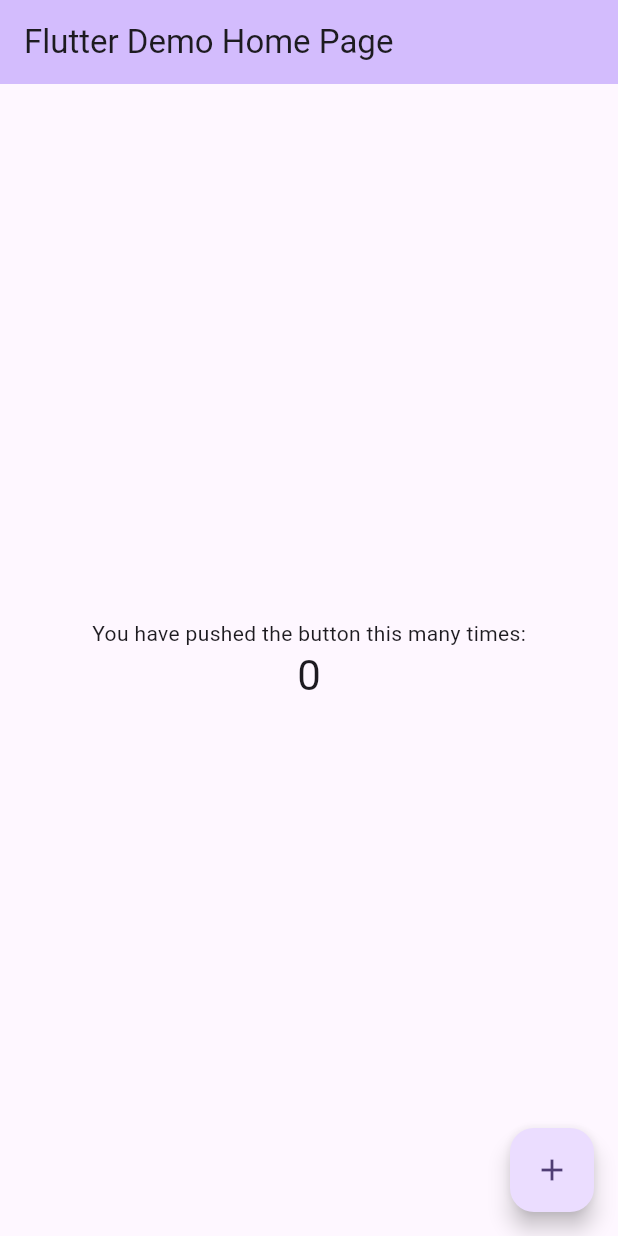
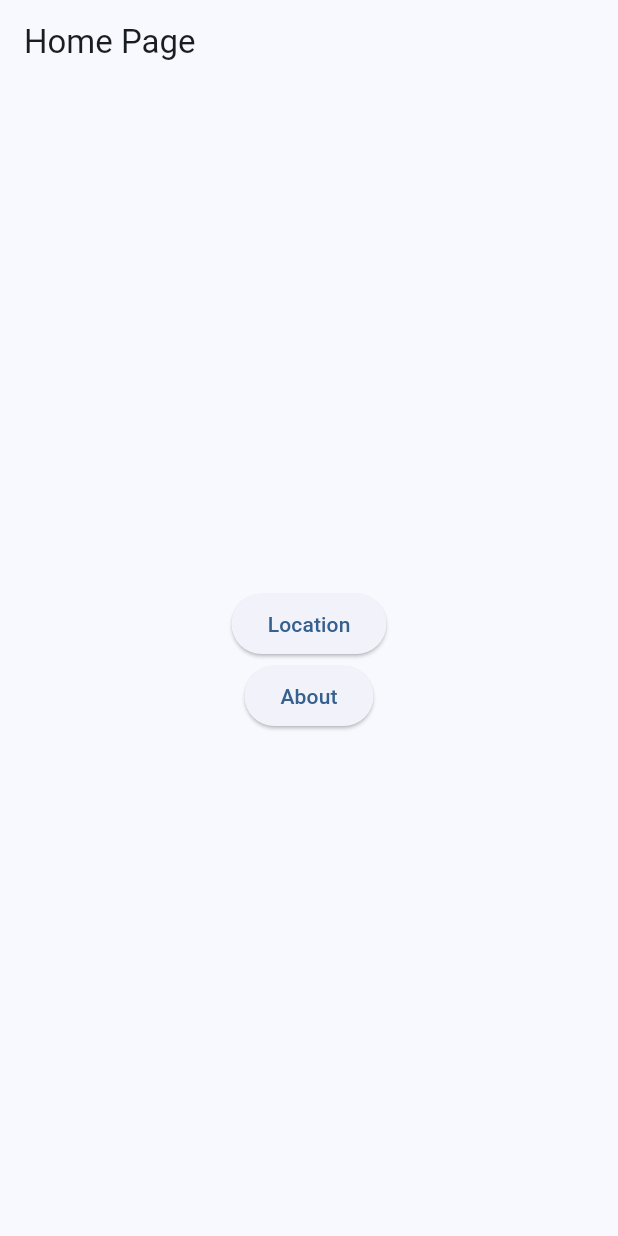
Before and after one commit to Charan060706/AQI-ecology, a Flutter app: the screen it shows after launch, on a phone screen of 412 x 824 dp. Run offline on Flutter 3.47's test engine with Material 3 defaults, Android fonts, the phone set to English and light mode, and no system bars.

```diff
--- /dev/null
+++ b/aqi/lib/Pages/homepage.dart
@@ -0,0 +1,31 @@
+import 'package:flutter/material.dart';
+
+class HomePage extends StatelessWidget {
+  const HomePage({super.key});
+
+  @override
+  Widget build(BuildContext context) {
+    return Scaffold(
+      appBar: AppBar(title: const Text('Home Page')),
+      body: Center(
+        child: Column(
+          mainAxisAlignment: MainAxisAlignment.center,
+          children: [
+            ElevatedButton(
+              onPressed: () {
+                Navigator.pushNamed(context, '/location');
+              },
+              child: const Text('Location'),
+            ),
+            ElevatedButton(
+              onPressed: () {
+                // Add about functionality if needed
+              },
+              child: const Text('About'),
+            ),
+          ],
+        ),
+      ),
+    );
+  }
+}
--- a/aqi/lib/main.dart
+++ b/aqi/lib/main.dart
@@ -1,4 +1,7 @@
 import 'package:flutter/material.dart';
+import 'Pages/homepage.dart';
+import 'Pages/location_page.dart';
+import 'Pages/historical_data.dart';
 
 void main() {
   runApp(const MyApp());
@@ -7,116 +10,21 @@ void main() {
 class MyApp extends StatelessWidget {
   const MyApp({super.key});
 
-  // This widget is the root of your application.
   @override
   Widget build(BuildContext context) {
     return MaterialApp(
-      title: 'Flutter Demo',
+      title: 'Flutter App',
+      debugShowCheckedModeBanner: false,
       theme: ThemeData(
-        // This is the theme of your application.
-        //
-        // TRY THIS: Try running your application with "flutter run". You'll see
-        // the application has a purple toolbar. Then, without quitting the app,
-        // try changing the seedColor in the colorScheme below to Colors.green
-        // and then invoke "hot reload" (save your changes or press the "hot
-        // reload" button in a Flutter-supported IDE, or press "r" if you used
-        // the command line to start the app).
-        //
-        // Notice that the counter didn't reset back to zero; the application
-        // state is not lost during the reload. To reset the state, use hot
-        // restart instead.
-        //
-        // This works for code too, not just values: Most code changes can be
-        // tested with just a hot reload.
-        colorScheme: ColorScheme.fromSeed(seedColor: Colors.deepPurple),
+        colorScheme: ColorScheme.fromSeed(seedColor: Colors.blue),
+        useMaterial3: true,
       ),
-      home: const MyHomePage(title: 'Flutter Demo Home Page'),
+      initialRoute: '/home',
+      routes: {
+        '/home': (context) => const HomePage(),
+        '/location': (context) => const LocationPage(),
+        '/historical': (context) => const HistoricalDataPage(),
+      },
     );
   }
 }
-
-class MyHomePage extends StatefulWidget {
-  const MyHomePage({super.key, required this.title});
-
-  // This widget is the home page of your application. It is stateful, meaning
-  // that it has a State object (defined below) that contains fields that affect
-  // how it looks.
-
-  // This class is the configuration for the state. It holds the values (in this
-  // case the title) provided by the parent (in this case the App widget) and
-  // used by the build method of the State. Fields in a Widget subclass are
-  // always marked "final".
-
-  final String title;
-
-  @override
-  State<MyHomePage> createState() => _MyHomePageState();
-}
-
-class _MyHomePageState extends State<MyHomePage> {
-  int _counter = 0;
-
-  void _incrementCounter() {
-    setState(() {
-      // This call to setState tells the Flutter framework that something has
-      // changed in this State, which causes it to rerun the build method below
-      // so that the display can reflect the updated values. If we changed
-      // _counter without calling setState(), then the build method would not be
-      // called again, and so nothing would appear to happen.
-      _counter++;
-    });
-  }
-
-  @override
-  Widget build(BuildContext context) {
-    // This method is rerun every time setState is called, for instance as done
-    // by the _incrementCounter method above.
-    //
-    // The Flutter framework has been optimized to make rerunning build methods
-    // fast, so that you can just rebuild anything that needs updating rather
-    // than having to individually change instances of widgets.
-    return Scaffold(
-      appBar: AppBar(
-        // TRY THIS: Try changing the color here to a specific color (to
-        // Colors.amber, perhaps?) and trigger a hot reload to see the AppBar
-        // change color while the other colors stay the same.
-        backgroundColor: Theme.of(context).colorScheme.inversePrimary,
-        // Here we take the value from the MyHomePage object that was created by
-        // the App.build method, and use it to set our appbar title.
-        title: Text(widget.title),
-      ),
-      body: Center(
-        // Center is a layout widget. It takes a single child and positions it
-        // in the middle of the parent.
-        child: Column(
-          // Column is also a layout widget. It takes a list of children and
-          // arranges them vertically. By default, it sizes itself to fit its
-          // children horizontally, and tries to be as tall as its parent.
-          //
-          // Column has various properties to control how it sizes itself and
-          // how it positions its children. Here we use mainAxisAlignment to
-          // center the children vertically; the main axis here is the vertical
-          // axis because Columns are vertical (the cross axis would be
-          // horizontal).
-          //
-          // TRY THIS: Invoke "debug painting" (choose the "Toggle Debug Paint"
-          // action in the IDE, or press "p" in the console), to see the
-          // wireframe for each widget.
-          mainAxisAlignment: MainAxisAlignment.center,
-          children: <Widget>[
-            const Text('You have pushed the button this many times:'),
-            Text(
-              '$_counter',
-              style: Theme.of(context).textTheme.headlineMedium,
-            ),
-          ],
-        ),
-      ),
-      floatingActionButton: FloatingActionButton(
-        onPressed: _incrementCounter,
-        tooltip: 'Increment',
-        child: const Icon(Icons.add),
-      ), // This trailing comma makes auto-formatting nicer for build methods.
-    );
-  }
-}
```
Also changed, not shown: aqi/lib/Pages/historical_data.dart (added, +15 -0 lines), aqi/lib/Pages/location_page.dart (added, +25 -0 lines).
